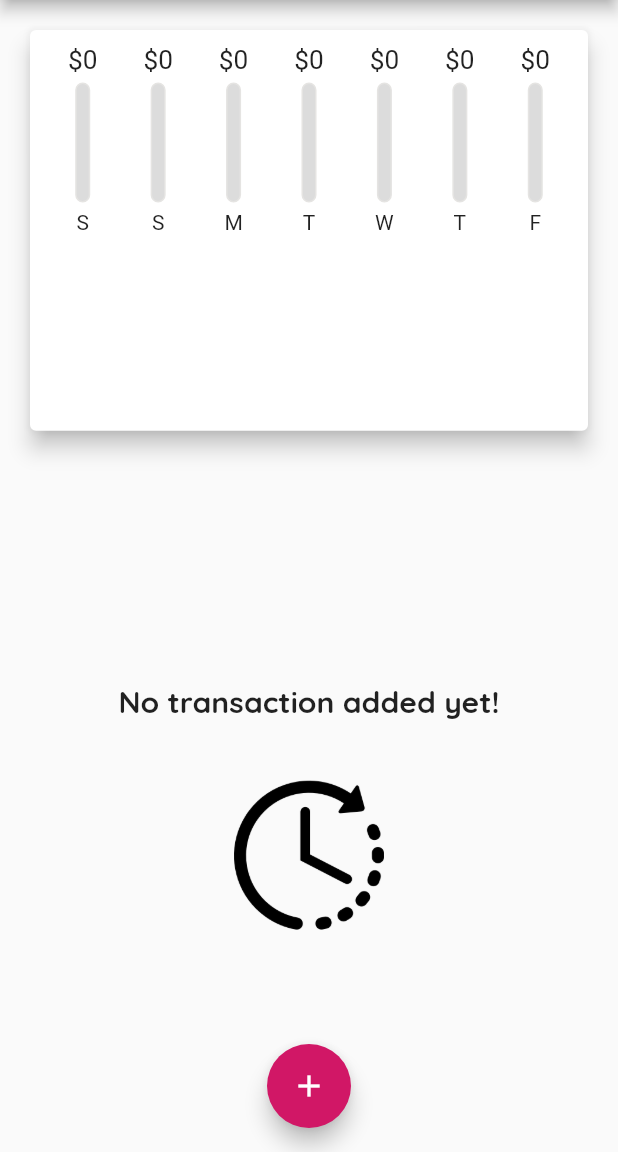
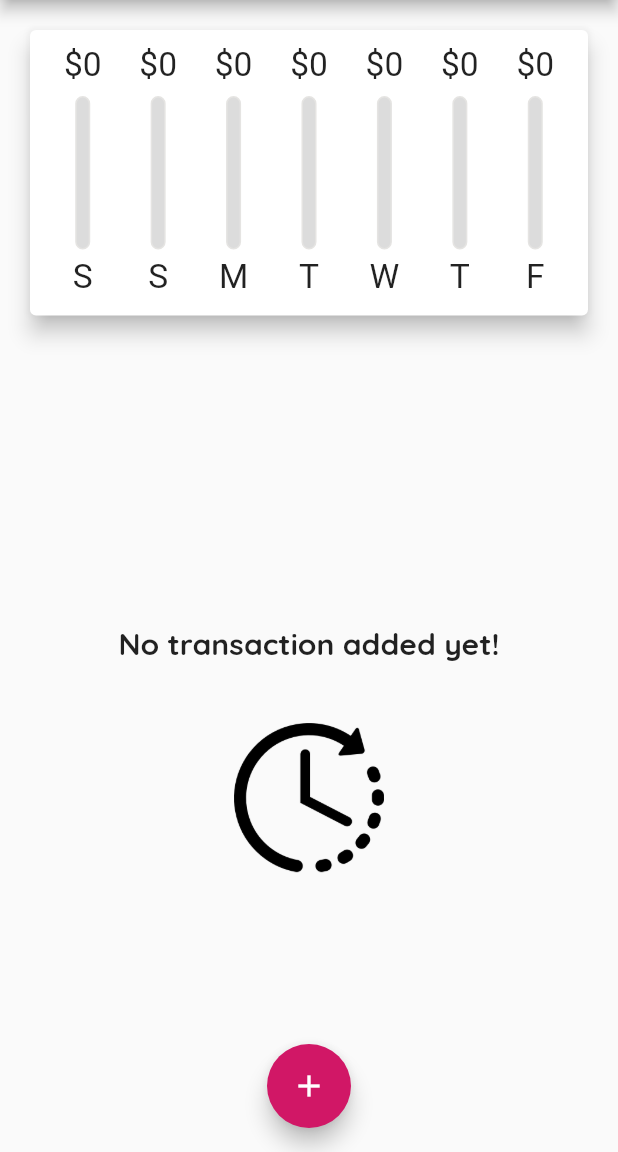
Before and after one commit to sangeeta2701/expenses-planner, a Flutter app: the screen it shows after launch, on a phone screen of 412 x 824 dp, the part 84-1236 px from its top. Run offline on Flutter 3.47's test engine with Material 2 defaults, Android fonts, the phone set to English and light mode, and no system bars; our stand-ins replace google_fonts.

Commit message:
Expenses Planner

```diff
--- a/lib/main.dart
+++ b/lib/main.dart
@@ -115,16 +115,16 @@ class _MyHomePageState extends State<MyHomePage> {
           mainAxisAlignment: MainAxisAlignment.start,
           crossAxisAlignment: CrossAxisAlignment.stretch,
           children: [
-            Container(
+            SizedBox(
                 height: (MediaQuery.of(context).size.height -
                         appBar.preferredSize.height -
                         MediaQuery.of(context).padding.top) *
-                    0.4,
+                    0.3,
                 child: Chart(_recentTransactions)),
-            Container(
+            SizedBox(
               height: (MediaQuery.of(context).size.height -
                       appBar.preferredSize.height) *
-                  0.6,
+                  0.7,
               child: TransactionList(
                 transactions: _userTransaction,
                 deleteTx: _deleteTransaction,
--- a/lib/widgets/chart_bar.dart
+++ b/lib/widgets/chart_bar.dart
@@ -10,17 +10,19 @@ class ChartBar extends StatelessWidget {
 
   @override
   Widget build(BuildContext context) {
+    return LayoutBuilder(builder: (ctx, constraint) {
       return Column(
         children: [
           SizedBox(
-            height: 20,
+              height: constraint.maxHeight * 0.15,
               child: FittedBox(
                   child: Text('\$${spendingAmount.toStringAsFixed(0)}'))),
-        Padding(
-          padding: const EdgeInsets.only(top: 5.0),
-          child: SizedBox(
+          SizedBox(
+            height: constraint.maxHeight * 0.05,
+          ),
+          SizedBox(
             width: 10,
-            height: 80,
+            height: constraint.maxHeight * 0.6,
             child: Stack(children: [
               Positioned(
                 left: 0,
@@ -49,12 +51,14 @@ class ChartBar extends StatelessWidget {
               ),
             ]),
           ),
-        ),
           Padding(
             padding: const EdgeInsets.only(top: 5.0),
-          child: Text(lable),
+            child: SizedBox(
+                height: constraint.maxHeight * 0.15,
+                child: FittedBox(child: Text(lable))),
           )
         ],
       );
+    });
   }
 }
```
Lines whose indentation alone changed are shown as unchanged.
